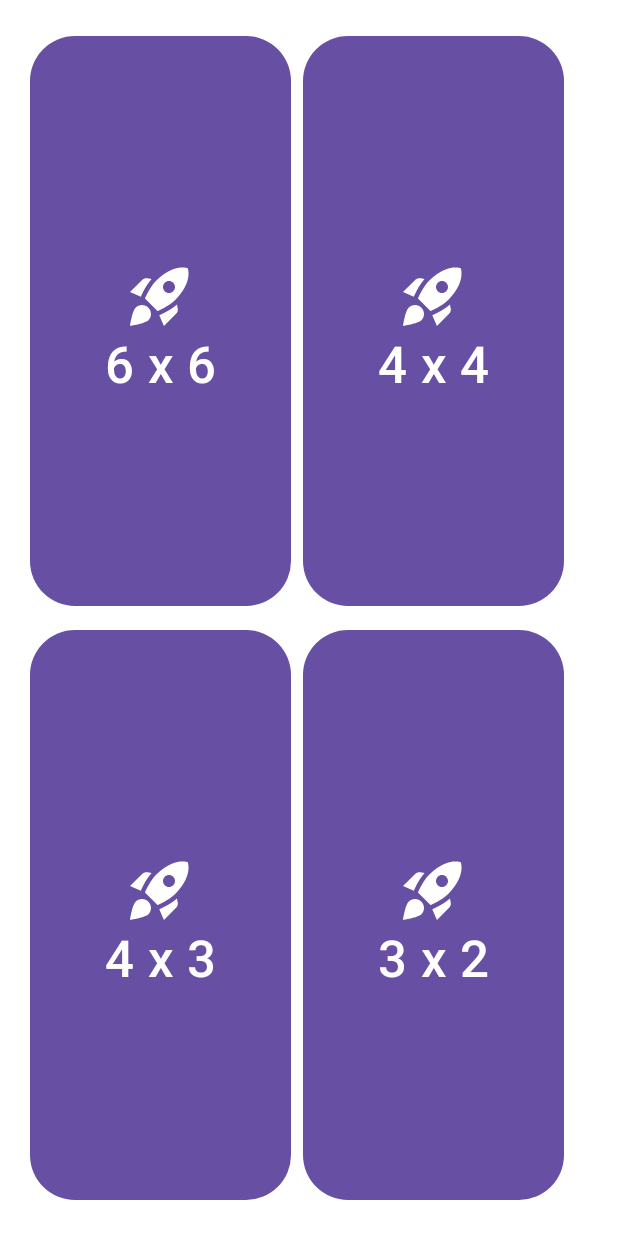
After one commit to Dzban0/PamLab, an Android app: the layout activity_lab02.xml on its own in the app's theme, with its tools: preview values and no code run, on a phone screen of 412 x 824 dp. The commit adds this screen. Run offline under Robolectric (Android 15) with nearby library versions, the phone set to English and light mode, and no system bars.

Commit message:
Lab3Activity

```diff
--- /dev/null
+++ b/app/src/main/res/drawable/baseline_audiotrack_24.xml
@@ -0,0 +1,4 @@
+<?xml version="1.0" encoding="utf-8"?>
+<selector xmlns:android="http://schemas.android.com/apk/res/android">
+
+</selector>
--- /dev/null
+++ b/app/src/main/res/drawable/baseline_rocket_24.xml
@@ -0,0 +1,4 @@
+<?xml version="1.0" encoding="utf-8"?>
+<selector xmlns:android="http://schemas.android.com/apk/res/android">
+
+</selector>
--- /dev/null
+++ b/app/src/main/res/drawable/baseline_rocket_launch_24.xml
@@ -0,0 +1,5 @@
+<vector xmlns:android="http://schemas.android.com/apk/res/android" android:height="24dp" android:tint="#000000" android:viewportHeight="24" android:viewportWidth="24" android:width="24dp">
+
+    <path android:fillColor="@android:color/white" android:pathData="M9.19,6.35c-2.04,2.29 -3.44,5.58 -3.57,5.89L2,10.69l4.05,-4.05c0.47,-0.47 1.15,-0.68 1.81,-0.55L9.19,6.35L9.19,6.35zM11.17,17c0,0 3.74,-1.55 5.89,-3.7c5.4,-5.4 4.5,-9.62 4.21,-10.57c-0.95,-0.3 -5.17,-1.19 -10.57,4.21C8.55,9.09 7,12.83 7,12.83L11.17,17zM17.65,14.81c-2.29,2.04 -5.58,3.44 -5.89,3.57L13.31,22l4.05,-4.05c0.47,-0.47 0.68,-1.15 0.55,-1.81L17.65,14.81L17.65,14.81zM9,18c0,0.83 -0.34,1.58 -0.88,2.12C6.94,21.3 2,22 2,22s0.7,-4.94 1.88,-6.12C4.42,15.34 5.17,15 6,15C7.66,15 9,16.34 9,18zM13,9c0,-1.1 0.9,-2 2,-2s2,0.9 2,2s-0.9,2 -2,2S13,10.1 13,9z"/>
+
+</vector>
--- /dev/null
+++ b/app/src/main/res/drawable/deck.xml
@@ -0,0 +1,4 @@
+<?xml version="1.0" encoding="utf-8"?>
+<selector xmlns:android="http://schemas.android.com/apk/res/android">
+
+</selector>
--- /dev/null
+++ b/app/src/main/res/layout/activity_lab02.xml
@@ -0,0 +1,84 @@
+<?xml version="1.0" encoding="utf-8"?>
+<GridLayout xmlns:android="http://schemas.android.com/apk/res/android"
+    xmlns:app="http://schemas.android.com/apk/res-auto"
+    android:id="@+id/main"
+    android:layout_width="match_parent"
+    android:layout_height="match_parent"
+    android:background="@color/white"
+    android:columnCount="3"
+    android:padding="@dimen/inner_margin"
+    android:useDefaultMargins="true">
+
+    <Button
+        android:id="@+id/button1"
+        android:layout_rowWeight="1"
+        android:layout_columnWeight="1"
+        android:width="0dp"
+        android:pointerIcon="context_menu"
+        android:tag="6 6"
+        android:text="@string/button_1"
+        android:textSize="34sp"
+        app:cornerRadius="30dp"
+        app:icon="@drawable/baseline_rocket_launch_24"
+        app:iconGravity="textTop"
+        app:iconPadding="@dimen/icon_padding"
+        app:iconSize="48dp" />
+
+    <Button
+        android:id="@+id/button2"
+        android:layout_row="0"
+        android:layout_rowWeight="1"
+        android:layout_column="1"
+        android:layout_columnWeight="1"
+        android:width="0dp"
+        android:pointerIcon="context_menu"
+        android:tag="4 4"
+        android:text="@string/button_2"
+        android:textSize="34sp"
+        app:cornerRadius="30dp"
+        app:icon="@drawable/baseline_rocket_launch_24"
+        app:iconGravity="textTop"
+        app:iconPadding="@dimen/icon_padding"
+        app:iconSize="48dp" />
+
+    <Space
+        android:layout_width="wrap_content"
+        android:layout_height="wrap_content"
+        android:minWidth="@dimen/inner_margin" />
+
+    <Button
+        android:id="@+id/button3"
+        android:layout_rowWeight="1"
+        android:layout_columnWeight="1"
+        android:width="0dp"
+        android:pointerIcon="context_menu"
+        android:tag="4 3"
+        android:text="@string/button_3"
+        android:textSize="34sp"
+        app:cornerRadius="30dp"
+        app:icon="@drawable/baseline_rocket_launch_24"
+        app:iconGravity="textTop"
+        app:iconPadding="@dimen/icon_padding"
+        app:iconSize="48dp" />
+
+    <Button
+        android:id="@+id/button4"
+        android:layout_rowWeight="1"
+        android:layout_columnWeight="1"
+        android:width="0dp"
+        android:pointerIcon="context_menu"
+        android:tag="3 2"
+        android:text="@string/button_4"
+        android:textColorLink="@color/purple_700"
+        android:textSize="34sp"
+        app:cornerRadius="30dp"
+        app:icon="@drawable/baseline_rocket_launch_24"
+        app:iconGravity="textTop"
+        app:iconPadding="@dimen/icon_padding"
+        app:iconSize="48dp" />
+
+    <Space
+        android:layout_width="wrap_content"
+        android:layout_height="wrap_content"
+        android:minWidth="@dimen/inner_margin" />
+</GridLayout>
--- a/app/src/main/res/values/dimens.xml
+++ b/app/src/main/res/values/dimens.xml
@@ -1,4 +1,6 @@
 <?xml version="1.0" encoding="utf-8"?>
 <resources>
     <dimen name="intro_radius">24dp</dimen>
+    <dimen name="inner_margin">16dp</dimen>
+    <dimen name="icon_padding">8dp</dimen>
 </resources>
--- a/app/src/main/res/values/strings.xml
+++ b/app/src/main/res/values/strings.xml
@@ -1,3 +1,9 @@
 <resources>
-    <string name="app_name">Lab01</string>
+    <string name="app_name">Lab</string>
+    <string name="lab01">Lab01</string>
+    <string name="lab02">Lab02</string>
+    <string name="button_4">3 x 2</string>
+    <string name="button_3">4 x 3</string>
+    <string name="button_2">4 x 4</string>
+    <string name="button_1">6 x 6</string>
 </resources>
```
Also changed, not shown: app/src/main/AndroidManifest.xml (+10 -1 lines), app/src/main/java/pl/wsei/pam/MainActivity.kt (+16 -3 lines), app/src/main/java/pl/wsei/pam/lab01/Lab01Activity.kt (added, +142 -0 lines), app/src/main/java/pl/wsei/pam/lab01/Lab1Activity.kt (deleted, +0 -138 lines), app/src/main/java/pl/wsei/pam/lab02/Lab02Activity.kt (added, +41 -0 lines), app/src/main/java/pl/wsei/pam/lab03/Lab03Activity.kt (added, +46 -0 lines), app/src/main/res/layout/activity_lab01.xml (added, +11 -0 lines), app/src/main/res/layout/activity_lab03.xml (renamed from app/src/main/res/layout/activity_main2.xml, +4 -4 lines), app/src/main/res/layout/activity_main.xml (+29 -6 lines).
